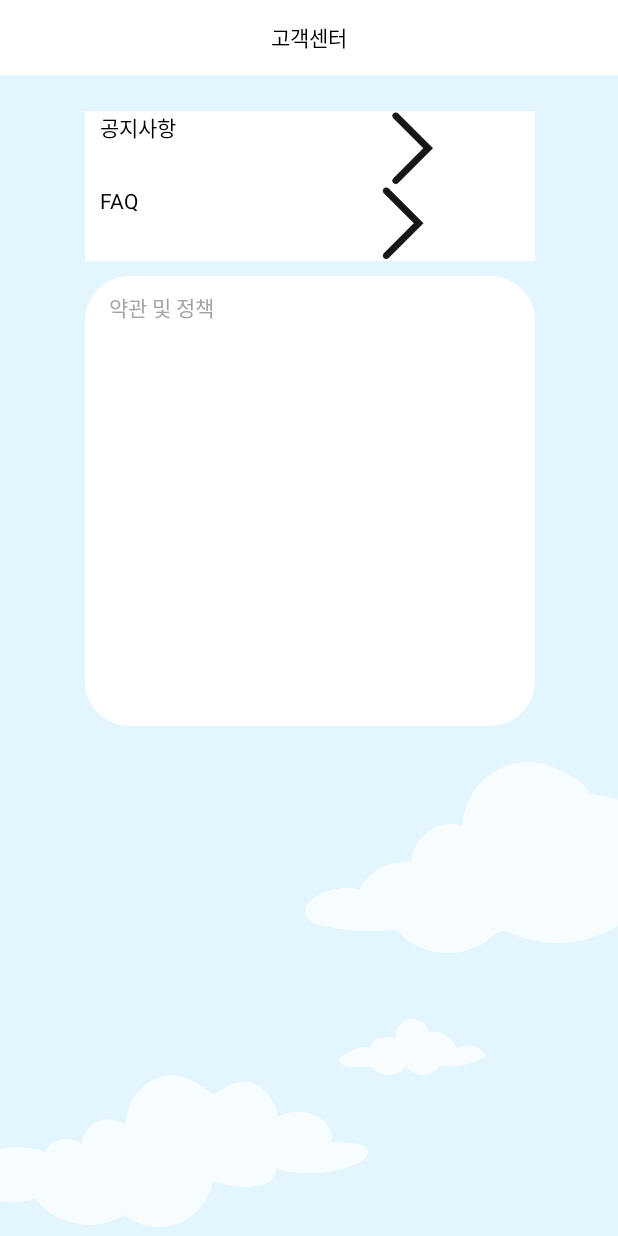
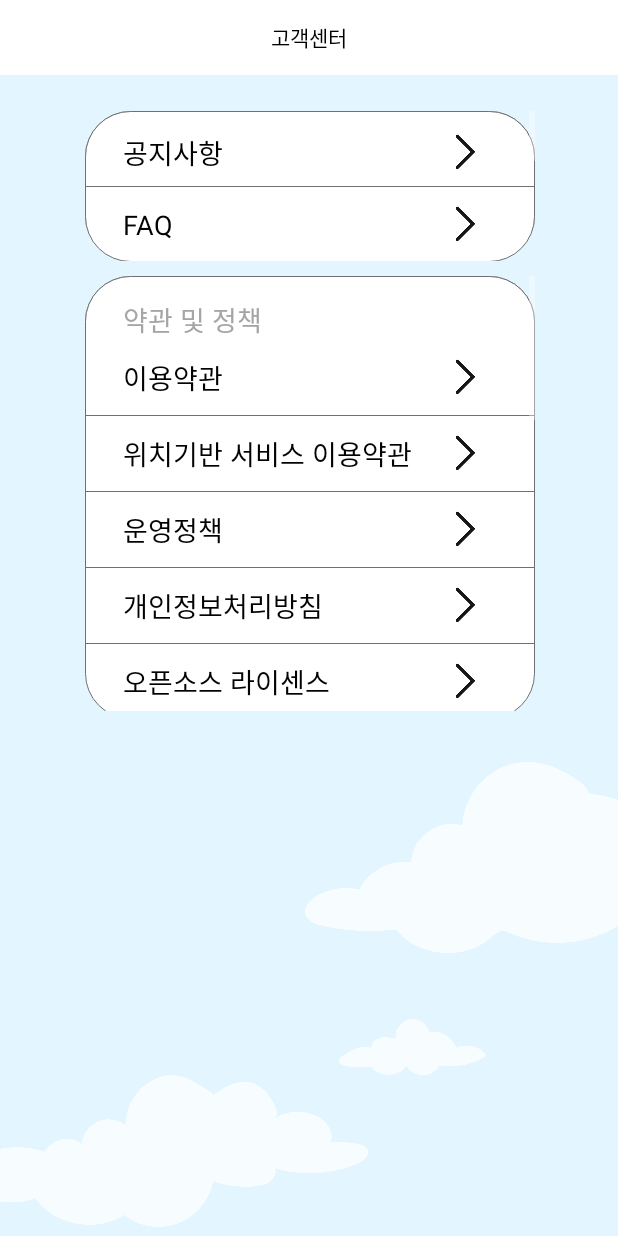
Before and after one commit to KimDDoHyeon/KidsAir, an Android app: the layout activity_service_center.xml on its own in the app's theme, with its tools: preview values and no code run, on a phone screen of 412 x 824 dp. Run offline under Robolectric (Android 15) with nearby library versions, the light colour scheme and no system bars.

Commit message:
List(without bottombar) complete

```diff
--- a/app/src/main/java/com/example/kidsair/ServiceCenter.java
+++ b/app/src/main/java/com/example/kidsair/ServiceCenter.java
@@ -3,6 +3,7 @@ package com.example.kidsair;
 import androidx.appcompat.app.AppCompatActivity;
 
 import android.os.Bundle;
+import android.widget.FrameLayout;
 
 public class ServiceCenter extends AppCompatActivity {
 
@@ -10,5 +11,16 @@ public class ServiceCenter extends AppCompatActivity {
     protected void onCreate(Bundle savedInstanceState) {
         super.onCreate(savedInstanceState);
         setContentView(R.layout.activity_service_center);
+
+        FrameLayout btn_notice = findViewById(R.id.notice);
+        FrameLayout btn_faq = findViewById(R.id.faq);
+
+        FrameLayout btn_policy1 = findViewById(R.id.policy_1);
+        FrameLayout btn_policy2 = findViewById(R.id.policy_2);
+        FrameLayout btn_policy3 = findViewById(R.id.policy_3);
+        FrameLayout btn_policy4 = findViewById(R.id.policy_4);
+        FrameLayout btn_policy5 = findViewById(R.id.policy_5);
+
+        btn_notice.setOnClickListener();
     }
 }
--- a/app/src/main/res/drawable/service_dashboard.xml
+++ b/app/src/main/res/drawable/service_dashboard.xml
@@ -4,6 +4,7 @@
         <shape android:shape="rectangle">
             <solid android:color="#fff"/>
             <corners android:radius="30dp"/>
+            <stroke android:width="0.2dp" android:color="#707070"/>
         </shape>
     </item>
 </selector>
--- a/app/src/main/res/layout/activity_service_center.xml
+++ b/app/src/main/res/layout/activity_service_center.xml
@@ -43,18 +43,18 @@
         app:layout_constraintEnd_toEndOf="@+id/frameLayout"
         app:layout_constraintHorizontal_bias="0.504"
         app:layout_constraintStart_toStartOf="@+id/frameLayout"
-        app:layout_constraintTop_toBottomOf="@+id/frameLayout" >
+        app:layout_constraintTop_toBottomOf="@+id/frameLayout">
 
         <ListView
+            android:id="@+id/noticefaq"
             android:layout_width="match_parent"
             android:layout_height="match_parent"
-            android:id="@+id/noticefaq"
-            tools:listitem="@layout/noticefaq_list"/>
+            tools:listitem="@layout/noticefaq_list" />
     </androidx.constraintlayout.widget.ConstraintLayout>
 
     <androidx.constraintlayout.widget.ConstraintLayout
         android:layout_width="300dp"
-        android:layout_height="300dp"
+        android:layout_height="290.1dp"
         android:layout_marginTop="10dp"
         android:background="@drawable/service_dashboard"
         app:layout_constraintEnd_toEndOf="@+id/constraintLayout"
@@ -63,26 +63,13 @@
         app:layout_constraintStart_toStartOf="@+id/constraintLayout"
         app:layout_constraintTop_toBottomOf="@+id/constraintLayout">
 
-        <TextView
-            android:id="@+id/textView7"
-            android:layout_width="wrap_content"
-            android:layout_height="wrap_content"
-            android:layout_marginStart="16dp"
-            android:layout_marginLeft="16dp"
-            android:layout_marginTop="10dp"
-            android:text="약관 및 정책"
-            android:textColor="#A5A5A5"
-            app:layout_constraintStart_toStartOf="parent"
-            app:layout_constraintTop_toTopOf="parent" />
-
-        <LinearLayout
+        <ListView
             android:layout_width="match_parent"
-            android:layout_height="270dp"
-            android:layout_marginTop="30dp"
-            android:orientation="vertical"
+            android:layout_height="match_parent"
+            app:layout_constraintBottom_toBottomOf="parent"
             app:layout_constraintEnd_toEndOf="parent"
             app:layout_constraintStart_toStartOf="parent"
-            app:layout_constraintTop_toTopOf="parent"></LinearLayout>
+            tools:listitem="@layout/policy_list" />
 
     </androidx.constraintlayout.widget.ConstraintLayout>
 
--- a/app/src/main/res/layout/noticefaq_list.xml
+++ b/app/src/main/res/layout/noticefaq_list.xml
@@ -3,54 +3,85 @@
     xmlns:app="http://schemas.android.com/apk/res-auto"
     android:layout_width="match_parent"
     android:layout_height="match_parent"
-    android:background="#FFFFFF"
+    android:background="@drawable/service_dashboard"
     android:orientation="vertical">
 
+    <FrameLayout
+        android:id="@+id/notice"
+        android:layout_width="match_parent"
+        android:layout_height="50dp"
+        android:onClick="notice_click">
 
         <LinearLayout
             android:layout_width="match_parent"
+            android:layout_height="match_parent"
+            android:layout_marginTop="5dp"
+            android:orientation="horizontal">
+
+            <TextView
+                android:id="@+id/textView2"
+                android:layout_width="match_parent"
+                android:layout_height="wrap_content"
+                android:layout_gravity="center"
+                android:layout_marginLeft="25dp"
+                android:layout_weight="1"
+                android:text="공지사항"
+                android:textColor="#000000"
+                android:textSize="18sp" />
+
+            <ImageView
+                android:id="@+id/imageView"
+                android:layout_width="wrap_content"
+                android:layout_height="24dp"
+                android:layout_gravity="center"
+                android:layout_marginRight="25dp"
+                android:layout_weight="1"
+                app:srcCompat="@drawable/arrow" />
+        </LinearLayout>
+    </FrameLayout>
+
+    <FrameLayout
+        android:layout_width="match_parent"
+        android:layout_height="0.2dp">
+
+        <View
+            android:id="@+id/view"
+            android:layout_width="wrap_content"
+            android:layout_height="0.2dp"
+            android:layout_gravity="center"
+            android:background="#707070" />
+    </FrameLayout>
+
+    <FrameLayout
+        android:id="@+id/faq"
+        android:layout_width="match_parent"
         android:layout_height="50dp"
+        android:onClick="faq_click">
+
+        <LinearLayout
+            android:layout_width="match_parent"
+            android:layout_height="match_parent"
             android:orientation="horizontal">
 
             <TextView
                 android:id="@+id/textView3"
-            android:layout_width="wrap_content"
+                android:layout_width="match_parent"
                 android:layout_height="wrap_content"
-            android:layout_marginLeft="10dp"
-            android:layout_weight="1"
-            android:text="공지사항"
-            android:textColor="#000000" />
-
-        <ImageView
-            android:id="@+id/imageView"
-            android:layout_width="wrap_content"
-            android:layout_height="wrap_content"
-            android:layout_weight="1"
-            app:srcCompat="@drawable/arrow" />
-
-    </LinearLayout>
-
-    <LinearLayout
-        android:layout_width="match_parent"
-        android:layout_height="50dp"
-        android:orientation="horizontal">
-
-        <TextView
-            android:id="@+id/textView5"
-            android:layout_width="wrap_content"
-            android:layout_height="wrap_content"
-            android:layout_marginLeft="10dp"
+                android:layout_gravity="center"
+                android:layout_marginLeft="25dp"
                 android:layout_weight="1"
                 android:text="FAQ"
-            android:textColor="#000000" />
+                android:textColor="#000000"
+                android:textSize="18sp" />
 
             <ImageView
                 android:id="@+id/imageView2"
                 android:layout_width="wrap_content"
-            android:layout_height="wrap_content"
+                android:layout_height="24dp"
+                android:layout_gravity="right|center_vertical"
+                android:layout_marginRight="25dp"
                 android:layout_weight="1"
                 app:srcCompat="@drawable/arrow" />
-
         </LinearLayout>
-
+    </FrameLayout>
 </LinearLayout>
--- /dev/null
+++ b/app/src/main/res/layout/policy_list.xml
@@ -0,0 +1,238 @@
+<?xml version="1.0" encoding="utf-8"?>
+<LinearLayout xmlns:android="http://schemas.android.com/apk/res/android"
+    xmlns:app="http://schemas.android.com/apk/res-auto"
+    android:layout_width="match_parent"
+    android:layout_height="match_parent"
+    android:background="@drawable/service_dashboard"
+    android:orientation="vertical">
+
+    <TextView
+        android:id="@+id/textView15"
+        android:layout_width="match_parent"
+        android:layout_height="wrap_content"
+        android:textSize="18sp"
+        android:text="약관 및 정책"
+        android:layout_marginTop="15dp"
+        android:layout_marginLeft="25dp"
+        android:textColor="#A5A5A5" />
+
+    <FrameLayout
+        android:id="@+id/policy_1"
+        android:layout_width="match_parent"
+        android:layout_height="50dp"
+        android:onClick="policy_1_click">
+
+        <LinearLayout
+            android:layout_width="match_parent"
+            android:layout_height="match_parent"
+            android:orientation="horizontal">
+
+            <TextView
+                android:id="@+id/textView4"
+                android:layout_width="match_parent"
+                android:layout_height="wrap_content"
+                android:layout_gravity="center"
+                android:layout_marginStart="25dp"
+                android:layout_marginLeft="25dp"
+                android:layout_weight="1"
+                android:text="이용약관"
+                android:textColor="#020202"
+                android:textSize="18sp" />
+
+            <ImageView
+                android:id="@+id/imageView4"
+                android:layout_width="wrap_content"
+                android:layout_height="24dp"
+                android:layout_gravity="center"
+                android:layout_marginEnd="25dp"
+                android:layout_marginRight="25dp"
+                android:layout_weight="1"
+                app:srcCompat="@drawable/arrow" />
+        </LinearLayout>
+    </FrameLayout>
+
+    <FrameLayout
+        android:layout_width="match_parent"
+        android:layout_height="0.2dp">
+
+        <View
+            android:id="@+id/view4"
+            android:layout_width="wrap_content"
+            android:layout_height="0.2dp"
+            android:background="#707070" />
+    </FrameLayout>
+
+    <FrameLayout
+        android:id="@+id/policy_2"
+        android:layout_width="match_parent"
+        android:layout_height="50dp"
+        android:onClick="policy_2_click">
+
+        <LinearLayout
+            android:layout_width="match_parent"
+            android:layout_height="match_parent"
+            android:orientation="horizontal">
+
+            <TextView
+                android:id="@+id/textView5"
+                android:layout_width="match_parent"
+                android:layout_height="wrap_content"
+                android:layout_gravity="center"
+                android:layout_marginStart="25dp"
+                android:layout_marginLeft="25dp"
+                android:layout_weight="1"
+                android:text="위치기반 서비스 이용약관"
+                android:textColor="#020202"
+                android:textSize="18sp" />
+
+            <ImageView
+                android:id="@+id/imageView5"
+                android:layout_width="wrap_content"
+                android:layout_height="24dp"
+                android:layout_gravity="center"
+                android:layout_marginEnd="25dp"
+                android:layout_marginRight="25dp"
+                android:layout_weight="1"
+                app:srcCompat="@drawable/arrow" />
+        </LinearLayout>
+    </FrameLayout>
+
+    <FrameLayout
+        android:layout_width="match_parent"
+        android:layout_height="0.2dp">
+
+        <View
+            android:id="@+id/view3"
+            android:layout_width="wrap_content"
+            android:layout_height="0.2dp"
+            android:background="#707070" />
+    </FrameLayout>
+
+    <FrameLayout
+        android:id="@+id/policy_3"
+        android:layout_width="match_parent"
+        android:layout_height="50dp"
+        android:onClick="policy_3_click">
+
+        <LinearLayout
+            android:layout_width="match_parent"
+            android:layout_height="match_parent"
+            android:orientation="horizontal">
+
+            <TextView
+                android:id="@+id/textView8"
+                android:layout_width="match_parent"
+                android:layout_height="wrap_content"
+                android:layout_gravity="center"
+                android:layout_marginStart="25dp"
+                android:layout_marginLeft="25dp"
+                android:layout_weight="1"
+                android:text="운영정책"
+                android:textColor="#020202"
+                android:textSize="18sp" />
+
+            <ImageView
+                android:id="@+id/imageView7"
+                android:layout_width="wrap_content"
+                android:layout_height="24dp"
+                android:layout_gravity="center"
+                android:layout_marginEnd="25dp"
+                android:layout_marginRight="25dp"
+                android:layout_weight="1"
+                app:srcCompat="@drawable/arrow" />
+        </LinearLayout>
+    </FrameLayout>
+
+    <FrameLayout
+        android:layout_width="match_parent"
+        android:layout_height="0.2dp">
+
+        <View
+            android:id="@+id/view5"
+            android:layout_width="wrap_content"
+            android:layout_height="0.2dp"
+            android:background="#707070" />
+    </FrameLayout>
+
+    <FrameLayout
+        android:id="@+id/policy_4"
+        android:layout_width="match_parent"
+        android:layout_height="50dp"
+        android:onClick="policy_4_click">
+
+        <LinearLayout
+            android:layout_width="match_parent"
+            android:layout_height="match_parent"
+            android:orientation="horizontal">
+
+            <TextView
+                android:id="@+id/textView6"
+                android:layout_width="match_parent"
+                android:layout_height="wrap_content"
+                android:layout_gravity="center"
+                android:layout_marginStart="25dp"
+                android:layout_marginLeft="25dp"
+                android:layout_weight="1"
+                android:text="개인정보처리방침"
+                android:textColor="#020202"
+                android:textSize="18sp" />
+
+            <ImageView
+                android:id="@+id/imageView6"
+                android:layout_width="wrap_content"
+                android:layout_height="24dp"
+                android:layout_gravity="center"
+                android:layout_marginEnd="25dp"
+                android:layout_marginRight="25dp"
+                android:layout_weight="1"
+                app:srcCompat="@drawable/arrow" />
+        </LinearLayout>
+    </FrameLayout>
+
+    <FrameLayout
+        android:layout_width="match_parent"
+        android:layout_height="0.2dp"
+        android:background="#707070">
+
+        <View
+            android:id="@+id/view2"
+            android:layout_width="wrap_content"
+            android:layout_height="0.2dp"
+            android:background="#707070" />
+    </FrameLayout>
+
+    <FrameLayout
+        android:id="@+id/policy_5"
+        android:layout_width="match_parent"
+        android:layout_height="50dp"
+        android:onClick="policy_5_click">
+
+        <LinearLayout
+            android:layout_width="match_parent"
+            android:layout_height="match_parent"
+            android:orientation="horizontal">
+
+            <TextView
+                android:id="@+id/textView9"
+                android:layout_width="match_parent"
+                android:layout_height="wrap_content"
+                android:layout_gravity="center"
+                android:layout_marginStart="25dp"
+                android:layout_marginLeft="25dp"
+                android:layout_weight="1"
+                android:text="오픈소스 라이센스"
+                android:textColor="#020202"
+                android:textSize="18sp" />
+
+            <ImageView
+                android:id="@+id/imageView8"
+                android:layout_width="wrap_content"
+                android:layout_height="24dp"
+                android:layout_gravity="center"
+                android:layout_marginEnd="25dp"
+                android:layout_marginRight="25dp"
+                android:layout_weight="1"
+                app:srcCompat="@drawable/arrow" />
+        </LinearLayout>
+    </FrameLayout>
+</LinearLayout>
```
Also changed, not shown: app/src/main/res/drawable-v24/home_no.png (added), app/src/main/res/drawable-v24/map_no.png (added), app/src/main/res/drawable-v24/support_agent_color.png (added). Lines whose indentation alone changed are shown as unchanged.
